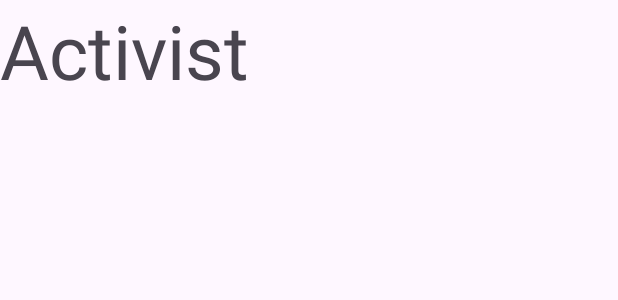
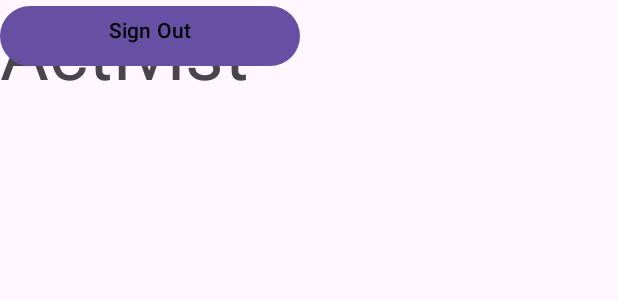
Before and after one commit to ixWatan/yamenandroidacteen, an Android app: the layout activity_activist_home.xml on its own in the app's theme, with its tools: preview values and no code run, on a phone screen of 412 x 824 dp. Shown: the top 300 px of the screen. Run offline under Robolectric (Android 15) with nearby library versions, the phone set to English and light mode, and no system bars.

```diff
--- a/app/src/main/java/com/example/yamenandroidacteen/MainActivity.java
+++ b/app/src/main/java/com/example/yamenandroidacteen/MainActivity.java
@@ -37,7 +37,7 @@ public class MainActivity extends AppCompatActivity {
         FirebaseUser currentUser = mAuth.getCurrentUser();
         if (currentUser != null) {
             autoLogin(currentUser.getUid());
-        }
+        } else {
 
             // if user is not logged in from before redirect him to login page like normal
             if (findViewById(R.id.frameLayout) != null) {
@@ -46,6 +46,7 @@ public class MainActivity extends AppCompatActivity {
                 }
                 LoginFragment loginFragment = new LoginFragment();
                 getSupportFragmentManager().beginTransaction().add(R.id.frameLayout, loginFragment).commit();
+            }
         }
     }
 
--- a/app/src/main/res/layout/activity_activist_home.xml
+++ b/app/src/main/res/layout/activity_activist_home.xml
@@ -12,5 +12,15 @@
         android:textSize="50dp"
         android:text="Activist"/>
 
+    <Button
+        android:id="@+id/signoutBtn"
+        android:layout_width="200dp"
+        android:layout_height="wrap_content"
+        android:gravity="center_horizontal"
+        android:text="Sign Out"
+        android:textColor="@color/black"
+        tools:layout_editor_absoluteX="105dp"
+        tools:layout_editor_absoluteY="634dp" />
+
 
 </androidx.constraintlayout.widget.ConstraintLayout>
--- a/app/src/main/res/layout/fragment_login.xml
+++ b/app/src/main/res/layout/fragment_login.xml
@@ -94,11 +94,11 @@
                 android:id="@+id/forgotpassword"
                 android:layout_width="wrap_content"
                 android:layout_height="wrap_content"
-                android:layout_marginHorizontal="10dp"
+                android:layout_marginHorizontal="13dp"
                 android:clickable="true"
                 android:text="Forgot Password?"
                 android:textColor="@android:color/black"
-                android:textSize="12sp" />
+                android:textSize="10sp" />
 
         </LinearLayout>
 
```
Also changed, not shown: app/src/main/java/com/example/yamenandroidacteen/home/activist/ActivistHomeActivity.java (+37 -0 lines), app/src/main/java/com/example/yamenandroidacteen/home/organization/OrganizationHomeActivity.java (+32 -0 lines), app/src/main/res/layout/activity_organization_home.xml (+10 -0 lines). Lines whose indentation alone changed are shown as unchanged.
